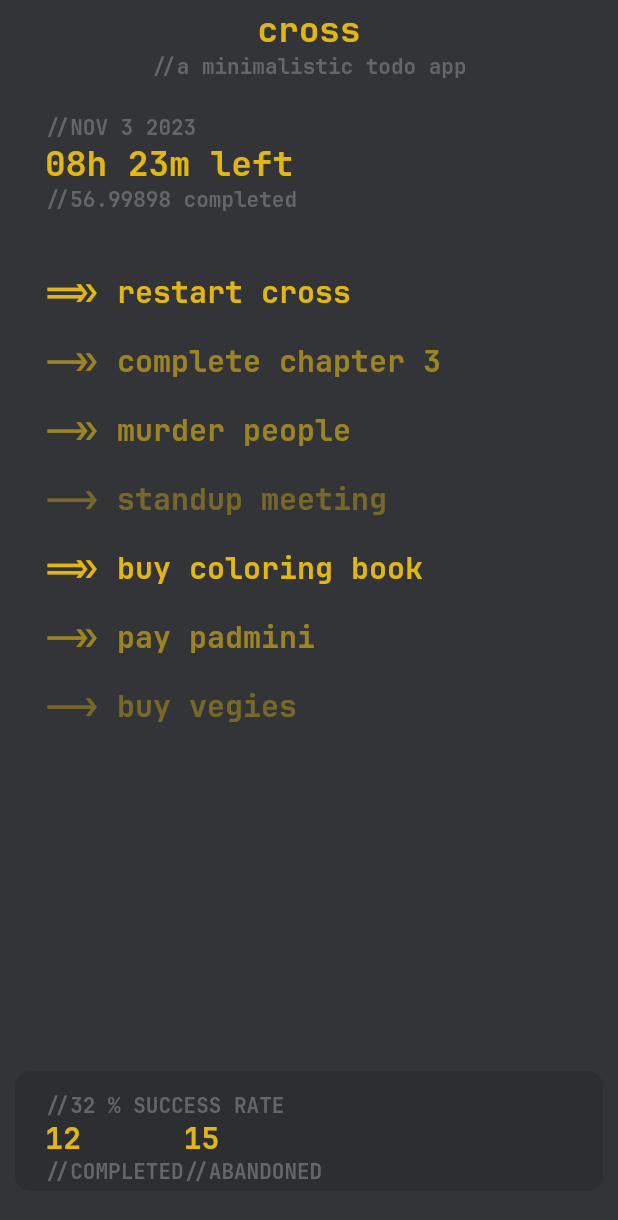
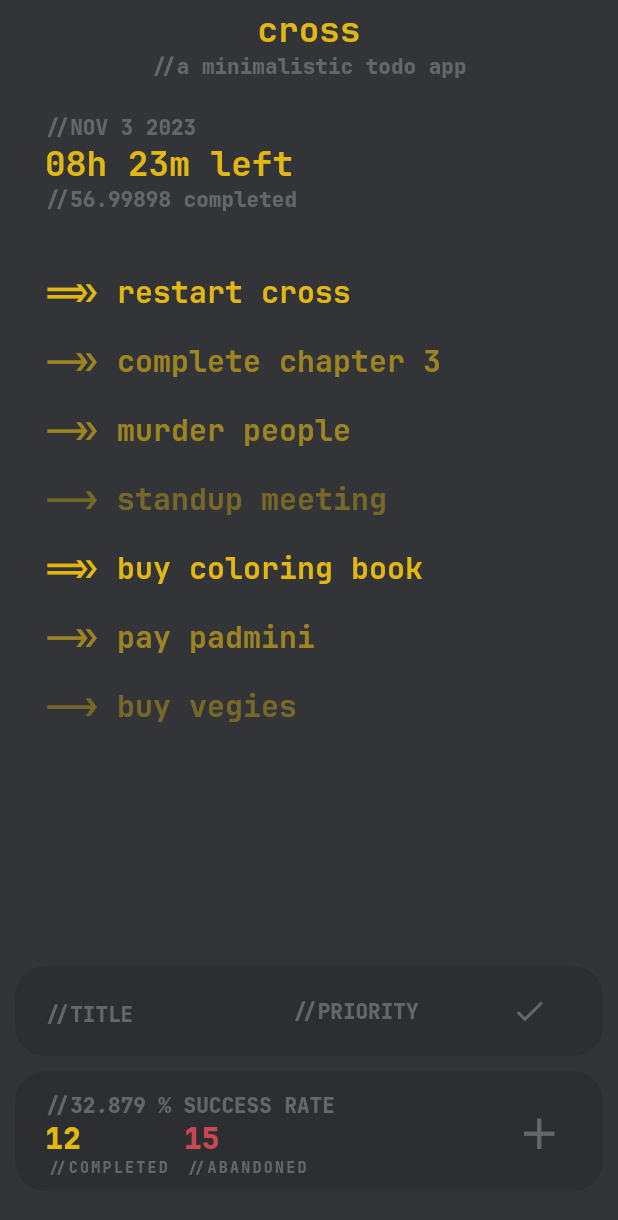
Before and after one commit to laggedskapari/cross, a Flutter app: the screen it shows after launch, on a phone screen of 412 x 824 dp. Shown: the top 1220 px of the screen. Run offline on Flutter 3.47's test engine with Material 2 defaults, Android fonts, the phone set to English and light mode, and no system bars.

Commit message:
+ New Task UI Changes

```diff
--- a/lib/app.dart
+++ b/lib/app.dart
@@ -43,7 +43,7 @@ class Cross extends StatelessWidget {
     return Scaffold(
       backgroundColor: Theme.of(context).colorScheme.background,
       appBar: const CrossAppBar(),
-      body: TaskView(tasks: registeredTasks),
+      body: TaskView(tasks: registeredTasks, isNewTaskVisible: true,),
       bottomNavigationBar: const UtilityBelt(),
     );
   }
--- a/lib/main.dart
+++ b/lib/main.dart
@@ -19,14 +19,24 @@ final crossTheme = ThemeData(
       fontSize: 20,
       color: Color.fromARGB(255, 226, 183, 20),
       fontFamily: 'JetBrainsMono',
-      fontWeight: FontWeight.w700,
+    ),
+    bodySmall: TextStyle(
+      fontSize: 20,
+      color: Color.fromARGB(255, 226, 183, 20),
+      fontFamily: 'JetBrainsMono',
+      fontWeight: FontWeight.w900,
     ),
     labelLarge: TextStyle(
       fontSize: 14,
       color: Color.fromARGB(255, 100, 102, 105),
       fontFamily: 'JetBrainsMono',
-      fontWeight: FontWeight.w700,
+      fontWeight: FontWeight.w900,
     ),
+    labelSmall: TextStyle(
+        fontSize: 10,
+        color: Color.fromARGB(255, 100, 102, 105),
+        fontFamily: 'JetBrainsMono',
+        fontWeight: FontWeight.w900),
   ),
 );
 
--- /dev/null
+++ b/lib/widgets/new_task.dart
@@ -0,0 +1,98 @@
+import 'package:cross/model/task.dart';
+import 'package:flutter/material.dart';
+
+class NewTask extends StatefulWidget {
+  const NewTask({super.key, required this.isVisible});
+
+  final bool isVisible;
+
+  @override
+  State<NewTask> createState() => _NewTaskState();
+}
+
+class _NewTaskState extends State<NewTask> {
+  final _titleController = TextEditingController();
+  PRIORITY? _priority;
+
+  @override
+  Widget build(BuildContext context) {
+    return Visibility(
+      visible: widget.isVisible,
+      child: Container(
+        padding: const EdgeInsets.symmetric(horizontal: 20),
+        margin: const EdgeInsets.fromLTRB(10, 0, 10, 10),
+        decoration: BoxDecoration(
+          color: const Color.fromARGB(255, 44, 46, 49),
+          borderRadius: BorderRadius.circular(20),
+        ),
+        height: 60,
+        child: Row(
+          children: [
+            Expanded(
+              child: Container(
+                margin: const EdgeInsets.fromLTRB(0, 0, 5, 0),
+                child: TextField(
+                  controller: _titleController,
+                  style: Theme.of(context).textTheme.bodyLarge,
+                  decoration: InputDecoration(
+                    hintText: '//TITLE',
+                    hintStyle: Theme.of(context).textTheme.labelLarge,
+                    border: InputBorder.none,
+                  ),
+                ),
+              ),
+            ),
+            Container(
+              margin: const EdgeInsets.fromLTRB(0, 0, 50, 0),
+              child: DropdownButtonHideUnderline(
+                child: DropdownButton(
+                  isDense: false,
+                  iconSize: 0,
+                  value: _priority,
+                  onChanged: (value) {
+                    if (value == null) {
+                      return;
+                    }
+                    setState(() {
+                      _priority = value;
+                    });
+                  },
+                  hint: Text('//PRIORITY', style: Theme.of(context).textTheme.labelLarge,),
+                  dropdownColor: Theme.of(context).colorScheme.background,
+                  borderRadius: BorderRadius.circular(10),
+                  items: PRIORITY.values
+                      .map(
+                        (type) => DropdownMenuItem(
+                          value: type,
+                          child: Text(
+                            type.name,
+                            style: TextStyle(
+                              fontWeight: FontWeight.w700,
+                              color: (type == PRIORITY.high)
+                                  ? const Color.fromARGB(255, 226, 183, 20)
+                                  : (type == PRIORITY.medium)
+                                      ? const Color.fromARGB(155, 226, 183, 20)
+                                      : const Color.fromARGB(100, 226, 183, 20),
+                            ),
+                          ),
+                        ),
+                      )
+                      .toList(),
+                ),
+              ),
+            ),
+            Container(
+              margin: const EdgeInsets.fromLTRB(0, 0, 5, 0),
+              child: IconButton(
+                onPressed: () {},
+                icon: const Icon(Icons.check),
+                splashRadius: 1,
+                color: const Color.fromARGB(255, 100, 102, 105),
+              ),
+            ),
+          ],
+        ),
+      ),
+    );
+  }
+}
--- a/lib/widgets/tasks_view.dart
+++ b/lib/widgets/tasks_view.dart
@@ -1,11 +1,13 @@
 import 'package:flutter/material.dart';
 import 'package:cross/widgets/task_card.dart';
 import 'package:cross/model/task.dart';
+import 'package:cross/widgets/new_task.dart';
 
 class TaskView extends StatelessWidget {
-  const TaskView({super.key, required this.tasks});
+  TaskView({super.key, required this.tasks, required this.isNewTaskVisible});
 
   final List<Task> tasks;
+  bool isNewTaskVisible = true;
 
   @override
   Widget build(BuildContext context) {
@@ -40,6 +42,7 @@ class TaskView extends StatelessWidget {
             itemCount: tasks.length,
           ),
         ),
+        NewTask(isVisible: isNewTaskVisible)
       ],
     );
   }
--- a/lib/widgets/utility_belt.dart
+++ b/lib/widgets/utility_belt.dart
@@ -13,7 +13,7 @@ class _UtilityBeltState extends State<UtilityBelt> {
     return Container(
       decoration: BoxDecoration(
         color: Theme.of(context).colorScheme.secondary,
-        borderRadius: BorderRadius.circular(10),
+        borderRadius: BorderRadius.circular(20),
       ),
       height: 80,
       padding: const EdgeInsets.symmetric(horizontal: 20, vertical: 14),
@@ -23,26 +23,62 @@ class _UtilityBeltState extends State<UtilityBelt> {
           Column(
             crossAxisAlignment: CrossAxisAlignment.start,
             children: [
-              Text('//32 % SUCCESS RATE', style: Theme.of(context).textTheme.labelLarge,),
+              Text(
+                '//32.879 % SUCCESS RATE',
+                style: Theme.of(context).textTheme.labelLarge,
+              ),
               Row(
                 children: [
-                  Column(
+                  Container(
+                    margin: const EdgeInsets.fromLTRB(0, 0, 10, 0),
+                    child: Column(
                       crossAxisAlignment: CrossAxisAlignment.start,
                       children: [
-                      Text('12', style: Theme.of(context).textTheme.bodyLarge,),
-                      Text('//COMPLETED', style: Theme.of(context).textTheme.labelLarge,),
+                        Text(
+                          '12',
+                          style: Theme.of(context).textTheme.bodySmall,
+                        ),
+                        Text(
+                          '//COMPLETED',
+                          style: Theme.of(context).textTheme.labelSmall,
+                        ),
                       ],
                     ),
-                  Column(
+                  ),
+                  Container(
+                    margin: const EdgeInsets.fromLTRB(0, 0, 10, 0),
+                    child: Column(
                       crossAxisAlignment: CrossAxisAlignment.start,
                       children: [
-                      Text('15', style: Theme.of(context).textTheme.bodyLarge,),
-                      Text('//ABANDONED', style: Theme.of(context).textTheme.labelLarge,),
+                        const Text(
+                          '15',
+                          style: TextStyle(
+                            fontSize: 20,
+                            color: Color.fromARGB(255, 202, 71, 84),
+                            fontFamily: 'JetBrainsMono',
+                            fontWeight: FontWeight.w900,
+                          ),
+                        ),
+                        Text(
+                          '//ABANDONED',
+                          style: Theme.of(context).textTheme.labelSmall,
+                        ),
                       ],
+                    ),
                   ),
                 ],
               )
             ],
+          ),
+          const Spacer(),
+          IconButton(
+            onPressed: () {},
+            icon: const Icon(
+              Icons.add,
+              size: 35,
+              weight: 30,
+              color: Color.fromARGB(255, 100, 102, 105),
+            ),
           ),
         ],
       ),
--- a/pubspec.yaml
+++ b/pubspec.yaml
@@ -98,6 +98,8 @@ flutter:
         - asset: fonts/JetBrainsMono-BoldItalic.ttf
           weight: 700
           style: italic
+        - asset: fonts/JetBrainsMono-ExtraBold.ttf
+          weight: 900
 
   # For details regarding fonts from package dependencies,
   # see https://flutter.dev/custom-fonts/#from-packages
```
Also changed, not shown: lib/widgets/task_card.dart (+11 -2 lines), fonts/JetBrainsMono-ExtraBold.ttf (added). Lines whose indentation alone changed are shown as unchanged.
